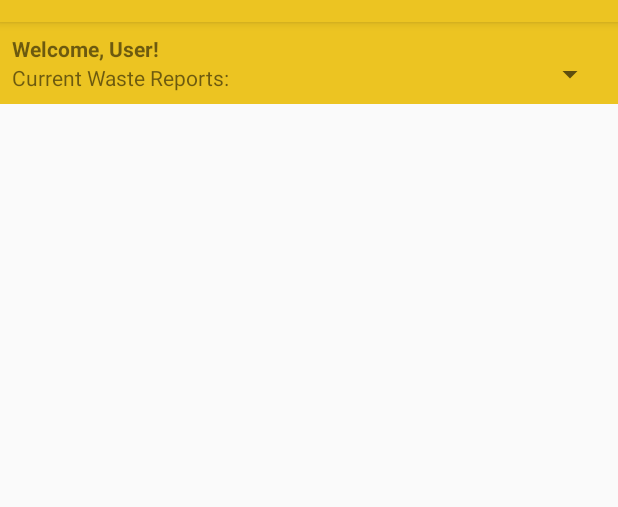
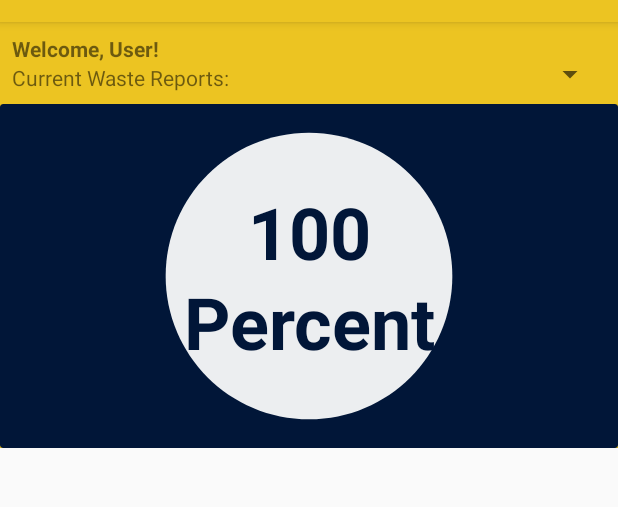
Before and after one commit to Juaaanits/sortiphy-thesis, an Android app: the DashboardFragment screen opened directly, with no data from a screen before it, on a phone screen of 412 x 824 dp, the part 62-569 px from its top. Run offline under Robolectric (Android 15) with nearby library versions, the phone set to English and light mode, and no system bars.

Commit message:
Added a ViewPager2 in Dashboard
This commit includes the implementation of a ViewPager2 in the dashboard fragment of the application. Note that the implementation is still incomplete and needs a page number implementation as well as an implementation for multiple bin statuses in a single page.

```diff
--- a/app/app/src/main/java/com/reviewers/sortiphy/DashboardFragment.java
+++ b/app/app/src/main/java/com/reviewers/sortiphy/DashboardFragment.java
@@ -6,12 +6,46 @@ import android.view.View;
 import android.view.ViewGroup;
 
 import androidx.fragment.app.Fragment;
+import androidx.viewpager2.adapter.FragmentStateAdapter;
+import androidx.viewpager2.widget.ViewPager2;
+
+import org.jetbrains.annotations.NotNull;
 
 public class DashboardFragment extends Fragment {
-
+/*
     @Override
     public View onCreateView(LayoutInflater inflater, ViewGroup container, Bundle savedInstanceState) {
         return inflater.inflate(R.layout.fragment_dashboard,container,false);
     }
+*/
 
+    private static final int NUM_PAGES = 3;
+    private ViewPager2 viewPager;
+    private FragmentStateAdapter pagerAdapter;
+
+    @Override
+    public View onCreateView(LayoutInflater inflater, ViewGroup container, Bundle savedInstanceState) {
+        View rootView = inflater.inflate(R.layout.fragment_dashboard,container,false);
+        viewPager = rootView.findViewById(R.id.bin_dashboard_levels_pager);
+        pagerAdapter = new DashboardFragmentPagerAdapter(this);
+        viewPager.setAdapter(pagerAdapter);
+
+        return rootView;
+    }
+
+    private class DashboardFragmentPagerAdapter extends FragmentStateAdapter {
+        public DashboardFragmentPagerAdapter(@NotNull Fragment fragment) {
+            super(fragment);
+        }
+        @NotNull
+        @Override
+        public Fragment createFragment(int position) {
+            return new DashboardPageViewFragment();
+        }
+
+        @Override
+        public int getItemCount() {
+            return NUM_PAGES;
+        }
+    }
 }
--- /dev/null
+++ b/app/app/src/main/java/com/reviewers/sortiphy/DashboardPageViewFragment.java
@@ -0,0 +1,14 @@
+package com.reviewers.sortiphy;
+
+import android.os.Bundle;
+import android.view.LayoutInflater;
+import android.view.View;
+import android.view.ViewGroup;
+import androidx.fragment.app.Fragment;
+
+public class DashboardPageViewFragment extends Fragment {
+    @Override
+    public View onCreateView(LayoutInflater inflater, ViewGroup container, Bundle savedInstanceState) {
+        return (ViewGroup) inflater.inflate(R.layout.viewpager_item, container, false);
+    }
+}
--- /dev/null
+++ b/app/app/src/main/res/drawable/white_circle.xml
@@ -0,0 +1,5 @@
+<vector xmlns:android="http://schemas.android.com/apk/res/android" android:height="24dp" android:tint="#ECEEF0" android:viewportHeight="24" android:viewportWidth="24" android:width="24dp">
+
+    <path android:fillColor="@android:color/white" android:pathData="M12,2C6.47,2 2,6.47 2,12s4.47,10 10,10 10,-4.47 10,-10S17.53,2 12,2z"/>
+
+</vector>
--- a/app/app/src/main/res/layout/fragment_dashboard.xml
+++ b/app/app/src/main/res/layout/fragment_dashboard.xml
@@ -44,16 +44,22 @@
             </LinearLayout>
 
             <View
-                android:id="@+id/view2"
+                android:id="@+id/div_space_1"
                 android:layout_width="wrap_content"
                 android:layout_height="match_parent"
                 android:layout_weight="1" />
 
             <Spinner
-                android:id="@+id/spinner3"
+                android:id="@+id/bin_selector"
                 android:layout_width="wrap_content"
-                android:layout_height="wrap_content" />
+                android:layout_height="wrap_content"></Spinner>
 
         </LinearLayout>
+
+        <androidx.viewpager2.widget.ViewPager2
+            android:id="@+id/bin_dashboard_levels_pager"
+            android:layout_width="match_parent"
+            android:layout_height="229dp" />
+
     </LinearLayout>
 </androidx.constraintlayout.widget.ConstraintLayout>
--- /dev/null
+++ b/app/app/src/main/res/layout/viewpager_item.xml
@@ -0,0 +1,63 @@
+<?xml version="1.0" encoding="utf-8"?>
+<androidx.constraintlayout.widget.ConstraintLayout xmlns:android="http://schemas.android.com/apk/res/android"
+    xmlns:app="http://schemas.android.com/apk/res-auto"
+    android:layout_width="match_parent"
+    android:layout_height="match_parent">
+
+    <androidx.cardview.widget.CardView
+        android:id="@+id/cardview_bin_item"
+        android:layout_width="match_parent"
+        android:layout_height="0dp"
+        app:cardBackgroundColor="#011638"
+        app:layout_constraintBottom_toBottomOf="parent"
+        app:layout_constraintEnd_toEndOf="parent"
+        app:layout_constraintStart_toStartOf="parent"
+        app:layout_constraintTop_toTopOf="parent">
+
+        <androidx.constraintlayout.widget.ConstraintLayout
+            android:layout_width="match_parent"
+            android:layout_height="match_parent">
+
+            <ImageView
+                android:id="@+id/imageView"
+                android:layout_width="0dp"
+                android:layout_height="0dp"
+                app:layout_constraintBottom_toBottomOf="parent"
+                app:layout_constraintEnd_toEndOf="parent"
+                app:layout_constraintHorizontal_bias="1.0"
+                app:layout_constraintStart_toStartOf="parent"
+                app:layout_constraintTop_toTopOf="parent"
+                app:layout_constraintVertical_bias="0.0"
+                app:srcCompat="@drawable/white_circle" />
+
+            <TextView
+                android:id="@+id/textView5"
+                android:layout_width="wrap_content"
+                android:layout_height="wrap_content"
+                android:layout_marginBottom="60dp"
+                android:text="100"
+                android:textColor="#011638"
+                android:textSize="48sp"
+                android:textStyle="bold"
+                app:layout_constraintBottom_toBottomOf="parent"
+                app:layout_constraintEnd_toEndOf="parent"
+                app:layout_constraintStart_toStartOf="parent"
+                app:layout_constraintTop_toTopOf="parent" />
+
+            <TextView
+                android:id="@+id/textView4"
+                android:layout_width="wrap_content"
+                android:layout_height="wrap_content"
+                android:layout_marginTop="60dp"
+                android:text="Percent"
+                android:textColor="#011638"
+                android:textSize="48sp"
+                android:textStyle="bold"
+                app:layout_constraintBottom_toBottomOf="parent"
+                app:layout_constraintEnd_toEndOf="parent"
+                app:layout_constraintStart_toStartOf="parent"
+                app:layout_constraintTop_toTopOf="parent" />
+
+        </androidx.constraintlayout.widget.ConstraintLayout>
+    </androidx.cardview.widget.CardView>
+</androidx.constraintlayout.widget.ConstraintLayout>
```
